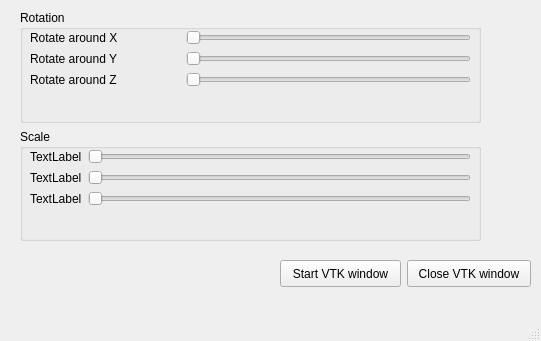
The window that mainwindow.ui (DanmerZ/vtk-qt) describes before a commit, drawn with Qt 5.
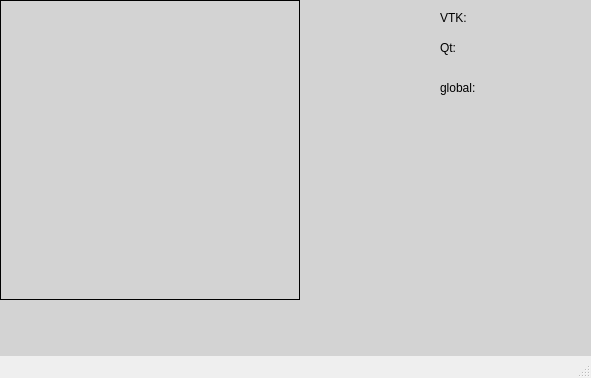
The same window after the commit. Custom widgets are drawn as their Qt base class.

What changed in the file:
```diff
--- a/mainwindow.ui
+++ b/mainwindow.ui
@@ -6,218 +6,74 @@
    <rect>
     <x>0</x>
     <y>0</y>
-    <width>541</width>
-    <height>341</height>
+    <width>591</width>
+    <height>378</height>
    </rect>
   </property>
   <property name="windowTitle">
    <string>MainWindow</string>
   </property>
   <widget class="QWidget" name="centralwidget">
-   <widget class="QPushButton" name="btnCloseVTKWindow">
+   <property name="mouseTracking">
+    <bool>true</bool>
+   </property>
+   <property name="styleSheet">
+    <string notr="true">#centralwidget { background: lightgrey; }</string>
+   </property>
+   <widget class="QVTKWidget" name="VTKWidget" native="true">
     <property name="geometry">
      <rect>
-      <x>407</x>
-      <y>260</y>
-      <width>124</width>
-      <height>27</height>
+      <x>0</x>
+      <y>0</y>
+      <width>300</width>
+      <height>300</height>
      </rect>
     </property>
-    <property name="text">
-     <string>Close VTK window</string>
+    <property name="mouseTracking">
+     <bool>true</bool>
     </property>
-   </widget>
-   <widget class="QPushButton" name="btnStartVtkWindow">
-    <property name="geometry">
-     <rect>
-      <x>280</x>
-      <y>260</y>
-      <width>121</width>
-      <height>27</height>
-     </rect>
+    <property name="styleSheet">
+     <string notr="true">border: 1px solid black;</string>
     </property>
-    <property name="text">
-     <string>Start VTK window</string>
-    </property>
    </widget>
-   <widget class="QWidget" name="">
+   <widget class="QLabel" name="label">
     <property name="geometry">
      <rect>
-      <x>20</x>
+      <x>440</x>
       <y>10</y>
-      <width>461</width>
-      <height>231</height>
+      <width>101</width>
+      <height>16</height>
      </rect>
     </property>
-    <layout class="QVBoxLayout" name="verticalLayout">
-     <item>
-      <widget class="QGroupBox" name="groupBox">
-       <property name="title">
-        <string>Rotation</string>
-       </property>
-       <widget class="QWidget" name="layoutWidget">
-        <property name="geometry">
-         <rect>
-          <x>10</x>
-          <y>20</y>
-          <width>441</width>
-          <height>68</height>
-         </rect>
-        </property>
-        <layout class="QGridLayout" name="gridLayout_2" columnstretch="0,1">
-         <property name="sizeConstraint">
-          <enum>QLayout::SetMaximumSize</enum>
-         </property>
-         <item row="0" column="0">
-          <widget class="QLabel" name="xLabel">
-           <property name="minimumSize">
-            <size>
-             <width>150</width>
-             <height>0</height>
-            </size>
-           </property>
-           <property name="text">
-            <string>Rotate around X</string>
-           </property>
-          </widget>
-         </item>
-         <item row="0" column="1">
-          <widget class="QSlider" name="xSlider">
-           <property name="enabled">
-            <bool>false</bool>
-           </property>
-           <property name="maximum">
-            <number>100</number>
-           </property>
-           <property name="orientation">
-            <enum>Qt::Horizontal</enum>
-           </property>
-           <property name="tickPosition">
-            <enum>QSlider::NoTicks</enum>
-           </property>
-          </widget>
-         </item>
-         <item row="1" column="0">
-          <widget class="QLabel" name="yLabel">
-           <property name="minimumSize">
-            <size>
-             <width>150</width>
-             <height>0</height>
-            </size>
-           </property>
-           <property name="text">
-            <string>Rotate around Y</string>
-           </property>
-          </widget>
-         </item>
-         <item row="1" column="1">
-          <widget class="QSlider" name="ySlider">
-           <property name="enabled">
-            <bool>false</bool>
-           </property>
-           <property name="maximum">
-            <number>100</number>
-           </property>
-           <property name="orientation">
-            <enum>Qt::Horizontal</enum>
-           </property>
-          </widget>
-         </item>
-         <item row="2" column="0">
-          <widget class="QLabel" name="zLabel">
-           <property name="minimumSize">
-            <size>
-             <width>150</width>
-             <height>0</height>
-            </size>
-           </property>
-           <property name="text">
-            <string>Rotate around Z</string>
-           </property>
-          </widget>
-         </item>
-         <item row="2" column="1">
-          <widget class="QSlider" name="zSlider">
-           <property name="enabled">
-            <bool>false</bool>
-           </property>
-           <property name="maximum">
-            <number>100</number>
-           </property>
-           <property name="orientation">
-            <enum>Qt::Horizontal</enum>
-           </property>
-          </widget>
-         </item>
-        </layout>
-       </widget>
-      </widget>
-     </item>
-     <item>
-      <widget class="QGroupBox" name="groupBox_2">
-       <property name="title">
-        <string>Scale</string>
-       </property>
-       <widget class="QWidget" name="">
-        <property name="geometry">
-         <rect>
-          <x>10</x>
-          <y>20</y>
-          <width>441</width>
-          <height>68</height>
-         </rect>
-        </property>
-        <layout class="QGridLayout" name="gridLayout">
-         <property name="sizeConstraint">
-          <enum>QLayout::SetMaximumSize</enum>
-         </property>
-         <item row="0" column="0">
-          <widget class="QLabel" name="label">
-           <property name="text">
-            <string>TextLabel</string>
-           </property>
-          </widget>
-         </item>
-         <item row="0" column="1">
-          <widget class="QSlider" name="horizontalSlider">
-           <property name="orientation">
-            <enum>Qt::Horizontal</enum>
-           </property>
-          </widget>
-         </item>
-         <item row="1" column="0">
-          <widget class="QLabel" name="label_2">
-           <property name="text">
-            <string>TextLabel</string>
-           </property>
-          </widget>
-         </item>
-         <item row="1" column="1">
-          <widget class="QSlider" name="horizontalSlider_2">
-           <property name="orientation">
-            <enum>Qt::Horizontal</enum>
-           </property>
-          </widget>
-         </item>
-         <item row="2" column="0">
-          <widget class="QLabel" name="label_3">
-           <property name="text">
-            <string>TextLabel</string>
-           </property>
-          </widget>
-         </item>
-         <item row="2" column="1">
-          <widget class="QSlider" name="horizontalSlider_3">
-           <property name="orientation">
-            <enum>Qt::Horizontal</enum>
-           </property>
-          </widget>
-         </item>
-        </layout>
-       </widget>
-      </widget>
-     </item>
-    </layout>
+    <property name="text">
+     <string>VTK:</string>
+    </property>
+   </widget>
+   <widget class="QLabel" name="label_2">
+    <property name="geometry">
+     <rect>
+      <x>440</x>
+      <y>40</y>
+      <width>91</width>
+      <height>16</height>
+     </rect>
+    </property>
+    <property name="text">
+     <string>Qt:</string>
+    </property>
+   </widget>
+   <widget class="QLabel" name="label_3">
+    <property name="geometry">
+     <rect>
+      <x>440</x>
+      <y>80</y>
+      <width>111</width>
+      <height>16</height>
+     </rect>
+    </property>
+    <property name="text">
+     <string>global: </string>
+    </property>
    </widget>
   </widget>
   <widget class="QMenuBar" name="menubar">
@@ -232,6 +88,14 @@
   </widget>
   <widget class="QStatusBar" name="statusbar"/>
  </widget>
+ <customwidgets>
+  <customwidget>
+   <class>QVTKWidget</class>
+   <extends>QWidget</extends>
+   <header location="global">qvtkwidget.h</header>
+   <container>1</container>
+  </customwidget>
+ </customwidgets>
  <resources/>
  <connections/>
 </ui>
```
Left out of the diff: 7 changed lines with no effect on the pictures.
